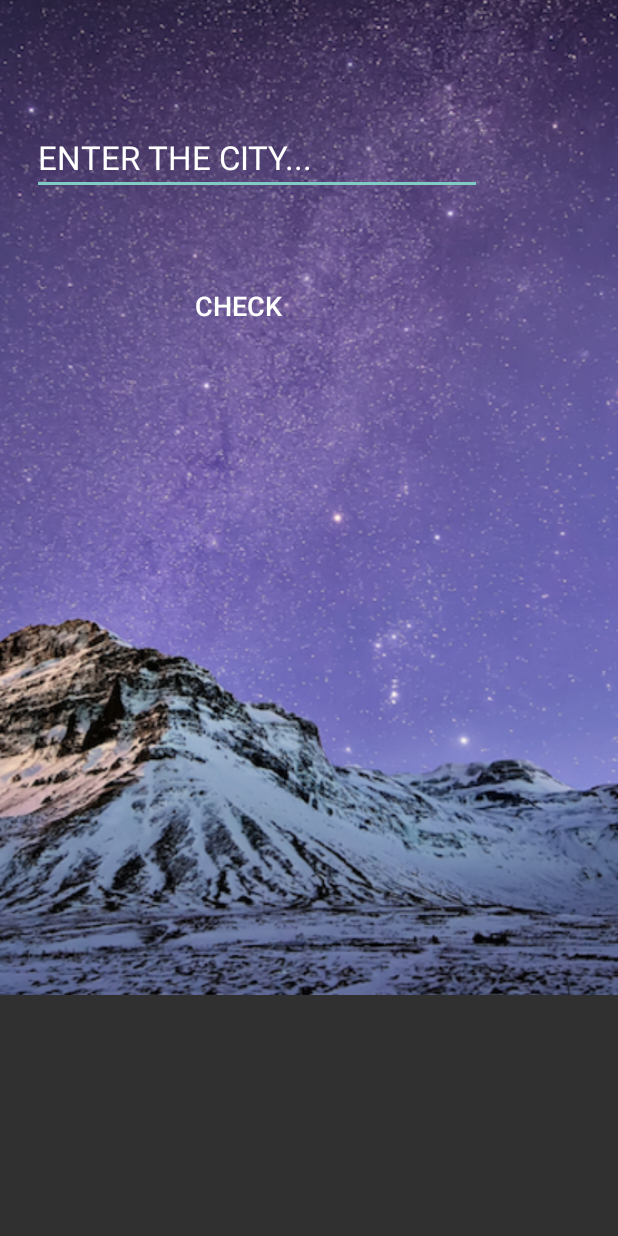
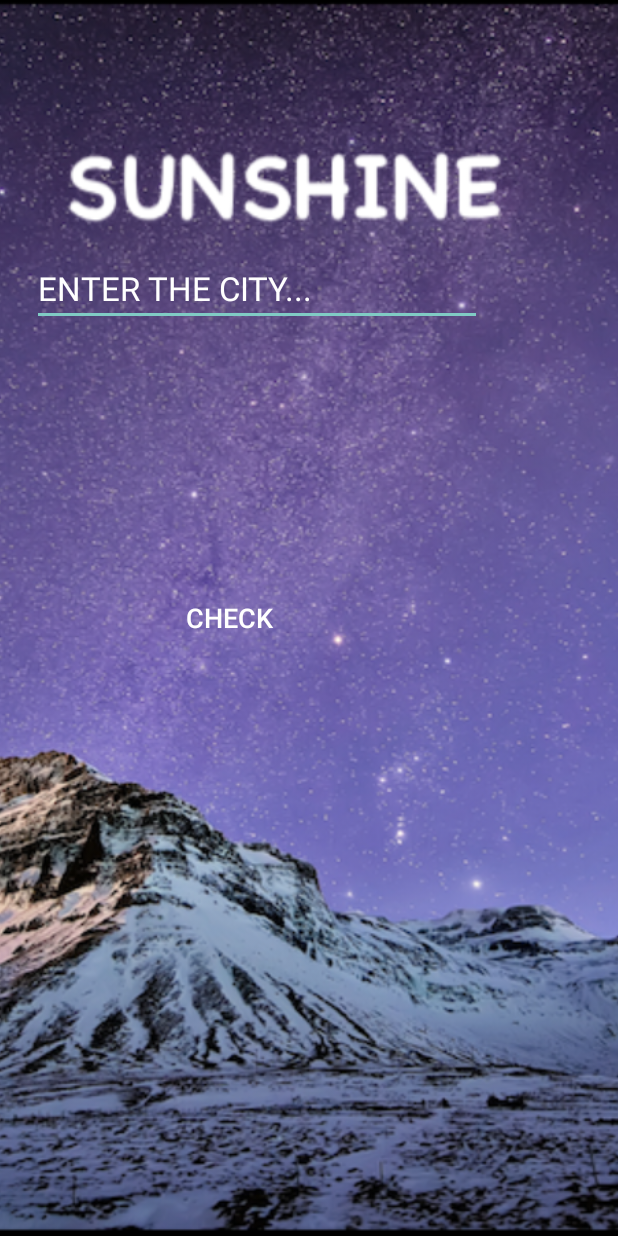
Before and after one commit to Tarunpreet/Sunshine, an Android app: the screen it shows after launch (MainActivity), on a phone screen of 412 x 824 dp. Run offline under Robolectric (Android 15) with nearby library versions, the phone set to English and light mode, and no system bars.

Commit message:
Updated files

```diff
--- a/app/build.gradle
+++ b/app/build.gradle
@@ -26,5 +26,6 @@ dependencies {
     })
     compile 'com.android.support:appcompat-v7:25.3.1'
     compile 'com.android.support.constraint:constraint-layout:1.0.1'
+    compile 'com.android.volley:volley:1.0.0'
     testCompile 'junit:junit:4.12'
 }
--- a/app/src/main/AndroidManifest.xml
+++ b/app/src/main/AndroidManifest.xml
@@ -1,7 +1,7 @@
 <?xml version="1.0" encoding="utf-8"?>
 <manifest xmlns:android="http://schemas.android.com/apk/res/android"
     package="com.example.singh.sunshine">
-
+    <uses-permission android:name="android.permission.INTERNET" />
     <application
         android:allowBackup="true"
         android:icon="@mipmap/ic_launcher"
--- a/app/src/main/java/com/example/singh/sunshine/MainActivity.java
+++ b/app/src/main/java/com/example/singh/sunshine/MainActivity.java
@@ -17,13 +17,15 @@ public class MainActivity extends AppCompatActivity
         super.onCreate(savedInstanceState);
         setContentView(R.layout.activity_main);
         Button check=(Button)findViewById(R.id.id_butt);
-        final EditText city=(EditText)findViewById(R.id.editText);
+        final EditText city1=(EditText)findViewById(R.id.editText);
         check.setOnClickListener(new View.OnClickListener() {
             @Override
             public void onClick(View v) {
-                String s= String.valueOf(city.getText());
-                Toast.makeText(MainActivity.this, "LOCATION NOT AVAILABLE", Toast.LENGTH_SHORT).show();
+                String city= String.valueOf(city1.getText());
+
+                Toast.makeText(MainActivity.this, "LOADING.....", Toast.LENGTH_SHORT).show();
                 Intent i= new Intent(MainActivity.this,WeatherActivity.class);
+                i.putExtra("city",city);
                 startActivity(i);
             }
         });
--- a/app/src/main/res/layout/activity_main.xml
+++ b/app/src/main/res/layout/activity_main.xml
@@ -6,42 +6,41 @@
     <ImageView
         android:id="@+id/imageView2"
         android:layout_width="match_parent"
-        android:layout_height="wrap_content"
+        android:layout_height="match_parent"
         android:scaleType="centerCrop"
         app:srcCompat="@drawable/image1"
-        android:layout_alignParentTop="true"
         android:layout_alignParentLeft="true"
-        android:layout_alignParentStart="true" />
+        android:layout_alignParentStart="true"
+        android:layout_alignParentTop="true" />
 
     <EditText
         android:id="@+id/editText"
         android:layout_width="300dp"
         android:layout_height="wrap_content"
-        android:layout_alignParentLeft="true"
-        android:layout_alignParentStart="true"
-        android:layout_alignParentTop="true"
         android:layout_marginLeft="21dp"
         android:layout_marginStart="21dp"
-        android:layout_marginTop="80dp"
+        android:layout_marginTop="167dp"
         android:ems="10"
         android:inputType="textPersonName"
         android:textColor="@android:color/white"
         android:text="@string/editext1"
         android:textColorLink="@color/colorAccent"
-        android:textSize="22sp" />
+        android:textSize="22sp"
+        android:layout_alignParentTop="true"
+        android:layout_alignParentLeft="true"
+        android:layout_alignParentStart="true" />
 
     <Button
         android:id="@+id/id_butt"
         style="@style/Widget.AppCompat.Button.Borderless"
         android:layout_width="wrap_content"
         android:layout_height="wrap_content"
-        android:layout_marginLeft="93dp"
-        android:layout_marginStart="93dp"
-        android:layout_marginTop="50dp"
+        android:layout_marginLeft="87dp"
+        android:layout_marginStart="87dp"
         android:text="@string/check1"
         android:textColor="@android:color/white"
         android:textSize="18sp"
-        android:layout_below="@+id/editText"
+        android:layout_centerVertical="true"
         android:layout_alignLeft="@+id/editText"
         android:layout_alignStart="@+id/editText" />
 
```
Also changed, not shown: app/src/main/java/com/example/singh/sunshine/WeatherActivity.java (+92 -1 lines), app/src/main/res/layout/activity_weather.xml (+9 -6 lines), app/src/main/res/drawable/image1.png, 6 other files.
